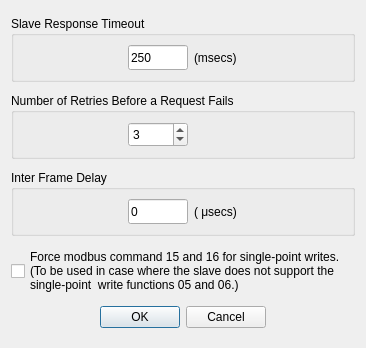
Before: the Qt Designer form omodscan/dialogs/dialogprotocolselections.ui in sanny32/OpenModScan, drawn with Qt 5.
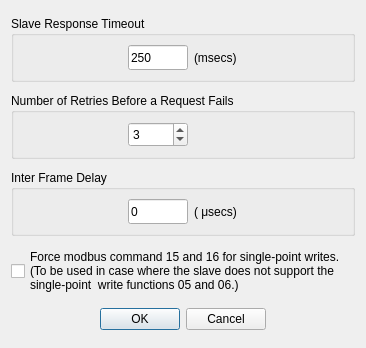
After: the same form once the commit is applied. Custom widgets are drawn as their Qt base class.

What changed in the file:
```diff
--- a/omodscan/dialogs/dialogprotocolselections.ui
+++ b/omodscan/dialogs/dialogprotocolselections.ui
@@ -240,6 +240,12 @@
    </item>
    <item>
     <widget class="QDialogButtonBox" name="buttonBox">
+     <property name="minimumSize">
+      <size>
+       <width>0</width>
+       <height>26</height>
+      </size>
+     </property>
      <property name="orientation">
       <enum>Qt::Horizontal</enum>
      </property>
```
Left out of the diff: 22 changed lines with no effect on the pictures.
